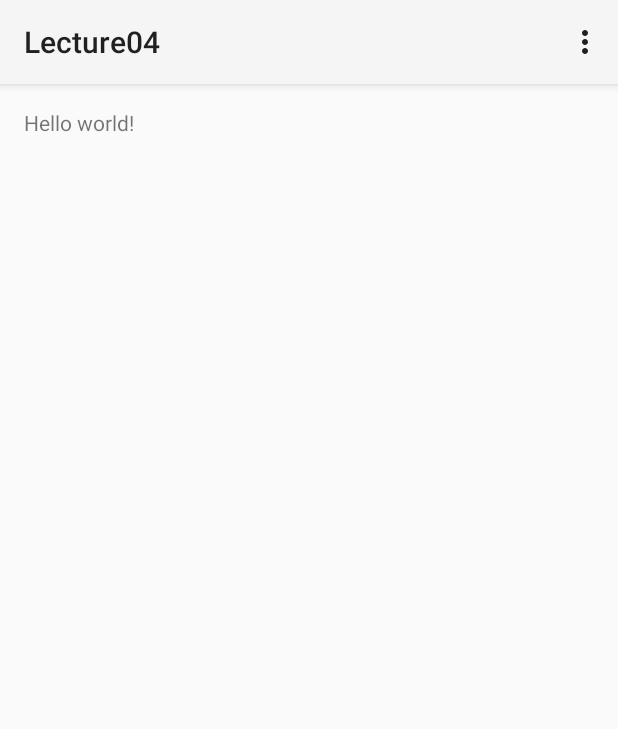
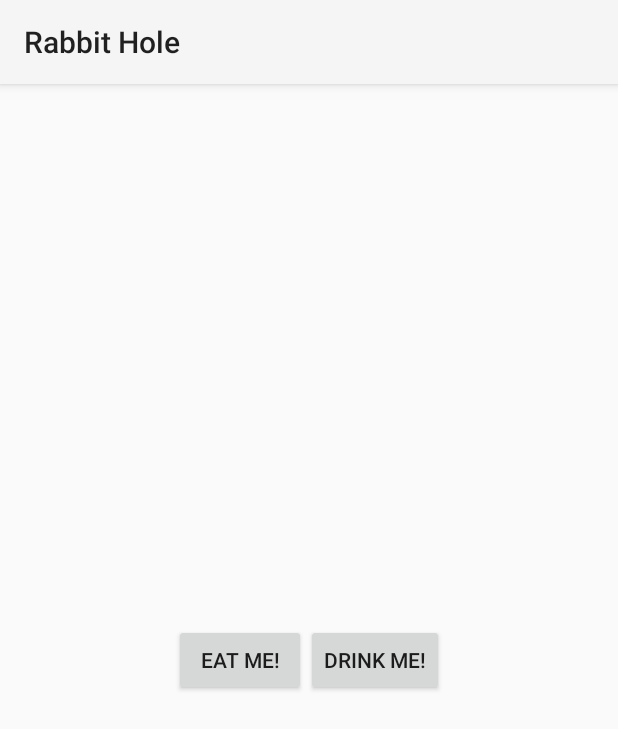
Before and after one commit to famousclark/CSC-214-repository, an Android app: the screen it shows after launch (Lecture04Activity), on a phone screen of 412 x 824 dp. Shown: the top 729 px of the screen. Run offline under Robolectric (Android 15) with nearby library versions, the phone set to English and light mode, and no system bars.

Commit message:
Added the layout and strings for the Rabbit Hole activity (Lecture04Actvity class in the source code).

```diff
--- a/Lectures/Lecture04/app/src/main/java/csc296/demo/lecture04/Lecture04Activity.java
+++ b/Lectures/Lecture04/app/src/main/java/csc296/demo/lecture04/Lecture04Activity.java
@@ -12,26 +12,4 @@ public class Lecture04Activity extends Activity {
         super.onCreate(savedInstanceState);
         setContentView(R.layout.activity_lecture04);
     }
-
-    @Override
-    public boolean onCreateOptionsMenu(Menu menu) {
-        // Inflate the menu; this adds items to the action bar if it is present.
-        getMenuInflater().inflate(R.menu.menu_lecture04, menu);
-        return true;
-    }
-
-    @Override
-    public boolean onOptionsItemSelected(MenuItem item) {
-        // Handle action bar item clicks here. The action bar will
-        // automatically handle clicks on the Home/Up button, so long
-        // as you specify a parent activity in AndroidManifest.xml.
-        int id = item.getItemId();
-
-        //noinspection SimplifiableIfStatement
-        if (id == R.id.action_settings) {
-            return true;
-        }
-
-        return super.onOptionsItemSelected(item);
-    }
 }
--- a/Lectures/Lecture04/app/src/main/java/csc296/demo/lecture04/OuterClass.java
+++ b/Lectures/Lecture04/app/src/main/java/csc296/demo/lecture04/OuterClass.java
@@ -1,4 +1,6 @@
 package csc296.demo.lecture04;
+
+import android.widget.Button;
 
 /**
  * Created by usx13992 on 8/27/2015.
@@ -30,6 +32,10 @@ public class OuterClass {
             // is required
             String s2 = OuterClass.this.toString();
         }
+
+        public void doSomething(Button button) {
+            button.setText(R.string.dynamic_string);
+        }
     }
 
     public static class StaticClass {
--- a/Lectures/Lecture04/app/src/main/res/layout/activity_lecture04.xml
+++ b/Lectures/Lecture04/app/src/main/res/layout/activity_lecture04.xml
@@ -9,8 +9,33 @@
                 tools:context=".Lecture04Activity">
 
     <TextView
-        android:text="@string/hello_world"
         android:layout_width="wrap_content"
-        android:layout_height="wrap_content"/>
+        android:layout_height="wrap_content"
+        android:layout_centerHorizontal="true"
+        android:layout_above="@id/layout_buttons"
+        tools:hint="Text Goes Here!"
+        android:textSize="24dp"
+        android:textStyle="bold"/>
+
+
+    <LinearLayout
+        android:id="@+id/layout_buttons"
+        android:layout_width="wrap_content"
+        android:layout_height="wrap_content"
+        android:orientation="horizontal"
+        android:layout_centerInParent="true">
+        <Button
+            android:id="@+id/button_eat_me"
+            android:text="@string/label_eat_me"
+            android:layout_width="wrap_content"
+            android:layout_height="wrap_content"/>
+
+        <Button
+            android:id="@+id/button_drink_me"
+            android:text="@string/label_drink_me"
+            android:layout_width="wrap_content"
+            android:layout_height="wrap_content"/>
+
+    </LinearLayout>
 
 </RelativeLayout>
--- a/Lectures/Lecture04/app/src/main/res/values/strings.xml
+++ b/Lectures/Lecture04/app/src/main/res/values/strings.xml
@@ -1,6 +1,7 @@
 <resources>
-    <string name="app_name">Lecture04</string>
+    <string name="app_name">Rabbit Hole</string>
 
-    <string name="hello_world">Hello world!</string>
-    <string name="action_settings">Settings</string>
+    <string name="dynamic_string">Hard coded strings are bad!</string>
+    <string name="label_eat_me">Eat Me!</string>
+    <string name="label_drink_me">Drink Me!</string>
 </resources>
```
Also changed, not shown: Lectures/Lecture04/app/src/main/java/csc296/demo/lecture04/SomeOtherClass.java (+25 -0 lines).
